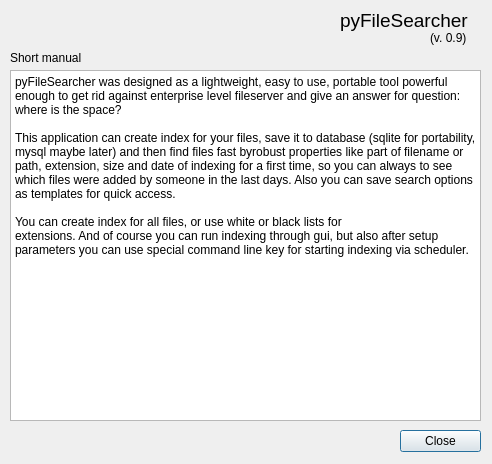
First picture: the form in ui_files/manual.ui, repository qiwichupa/pyFileSearcher, before the edit.
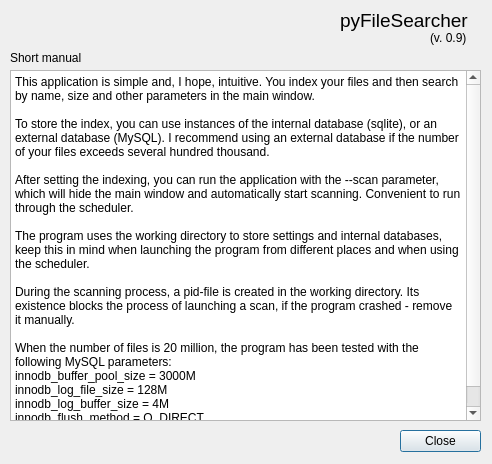
Second picture: the form after the edit.

```diff
--- a/ui_files/manual.ui
+++ b/ui_files/manual.ui
@@ -71,12 +71,22 @@
 &lt;html&gt;&lt;head&gt;&lt;meta name=&quot;qrichtext&quot; content=&quot;1&quot; /&gt;&lt;style type=&quot;text/css&quot;&gt;
 p, li { white-space: pre-wrap; }
 &lt;/style&gt;&lt;/head&gt;&lt;body style=&quot; font-family:'Sans Serif'; font-size:9pt; font-weight:400; font-style:normal;&quot;&gt;
-&lt;p style=&quot; margin-top:0px; margin-bottom:0px; margin-left:0px; margin-right:0px; -qt-block-indent:0; text-indent:0px;&quot;&gt;pyFileSearcher was designed as a lightweight, easy to use, portable tool powerful enough to get rid against enterprise level fileserver and give an answer for question: where is the space?&lt;/p&gt;
+&lt;p style=&quot; margin-top:0px; margin-bottom:0px; margin-left:0px; margin-right:0px; -qt-block-indent:0; text-indent:0px;&quot;&gt;This application is simple and, I hope, intuitive. You index your files and then search by name, size and other parameters in the main window.&lt;/p&gt;
 &lt;p style=&quot;-qt-paragraph-type:empty; margin-top:0px; margin-bottom:0px; margin-left:0px; margin-right:0px; -qt-block-indent:0; text-indent:0px;&quot;&gt;&lt;br /&gt;&lt;/p&gt;
-&lt;p style=&quot; margin-top:0px; margin-bottom:0px; margin-left:0px; margin-right:0px; -qt-block-indent:0; text-indent:0px;&quot;&gt;This application can create index for your files, save it to database (sqlite for portability,  mysql maybe later) and then find files fast byrobust properties like part of filename or path, extension, size and date of indexing for a first time, so you can always to see which files were added by someone in the last days. Also you can save search options as templates for quick access.&lt;/p&gt;
+&lt;p style=&quot; margin-top:0px; margin-bottom:0px; margin-left:0px; margin-right:0px; -qt-block-indent:0; text-indent:0px;&quot;&gt;To store the index, you can use instances of the internal database (sqlite), or an external database (MySQL). I recommend using an external database if the number of your files exceeds several hundred thousand.&lt;/p&gt;
 &lt;p style=&quot;-qt-paragraph-type:empty; margin-top:0px; margin-bottom:0px; margin-left:0px; margin-right:0px; -qt-block-indent:0; text-indent:0px;&quot;&gt;&lt;br /&gt;&lt;/p&gt;
-&lt;p style=&quot; margin-top:0px; margin-bottom:0px; margin-left:0px; margin-right:0px; -qt-block-indent:0; text-indent:0px;&quot;&gt;You can create index for all files, or use white or black lists for&lt;/p&gt;
-&lt;p style=&quot; margin-top:0px; margin-bottom:0px; margin-left:0px; margin-right:0px; -qt-block-indent:0; text-indent:0px;&quot;&gt;extensions. And of course you can run indexing through gui, but also after setup parameters you can use special command line key for starting indexing via scheduler.&lt;/p&gt;&lt;/body&gt;&lt;/html&gt;</string>
+&lt;p style=&quot; margin-top:0px; margin-bottom:0px; margin-left:0px; margin-right:0px; -qt-block-indent:0; text-indent:0px;&quot;&gt;After setting the indexing, you can run the application with the --scan parameter, which will hide the main window and automatically start scanning. Convenient to run through the scheduler.&lt;/p&gt;
+&lt;p style=&quot;-qt-paragraph-type:empty; margin-top:0px; margin-bottom:0px; margin-left:0px; margin-right:0px; -qt-block-indent:0; text-indent:0px;&quot;&gt;&lt;br /&gt;&lt;/p&gt;
+&lt;p style=&quot; margin-top:0px; margin-bottom:0px; margin-left:0px; margin-right:0px; -qt-block-indent:0; text-indent:0px;&quot;&gt;The program uses the working directory to store settings and internal databases, keep this in mind when launching the program from different places and when using the scheduler.&lt;/p&gt;
+&lt;p style=&quot;-qt-paragraph-type:empty; margin-top:0px; margin-bottom:0px; margin-left:0px; margin-right:0px; -qt-block-indent:0; text-indent:0px;&quot;&gt;&lt;br /&gt;&lt;/p&gt;
+&lt;p style=&quot; margin-top:0px; margin-bottom:0px; margin-left:0px; margin-right:0px; -qt-block-indent:0; text-indent:0px;&quot;&gt;During the scanning process, a pid-file is created in the working directory. Its existence blocks the process of launching a scan, if the program crashed - remove it manually.&lt;/p&gt;
+&lt;p style=&quot;-qt-paragraph-type:empty; margin-top:0px; margin-bottom:0px; margin-left:0px; margin-right:0px; -qt-block-indent:0; text-indent:0px;&quot;&gt;&lt;br /&gt;&lt;/p&gt;
+&lt;p style=&quot; margin-top:0px; margin-bottom:0px; margin-left:0px; margin-right:0px; -qt-block-indent:0; text-indent:0px;&quot;&gt;When the number of files is 20 million, the program has been tested with the following MySQL parameters:&lt;/p&gt;
+&lt;p style=&quot; margin-top:0px; margin-bottom:0px; margin-left:0px; margin-right:0px; -qt-block-indent:0; text-indent:0px;&quot;&gt;innodb_buffer_pool_size = 3000M&lt;/p&gt;
+&lt;p style=&quot; margin-top:0px; margin-bottom:0px; margin-left:0px; margin-right:0px; -qt-block-indent:0; text-indent:0px;&quot;&gt;innodb_log_file_size = 128M&lt;/p&gt;
+&lt;p style=&quot; margin-top:0px; margin-bottom:0px; margin-left:0px; margin-right:0px; -qt-block-indent:0; text-indent:0px;&quot;&gt;innodb_log_buffer_size = 4M&lt;/p&gt;
+&lt;p style=&quot; margin-top:0px; margin-bottom:0px; margin-left:0px; margin-right:0px; -qt-block-indent:0; text-indent:0px;&quot;&gt;innodb_flush_method = O_DIRECT&lt;/p&gt;
+&lt;p style=&quot; margin-top:0px; margin-bottom:0px; margin-left:0px; margin-right:0px; -qt-block-indent:0; text-indent:0px;&quot;&gt;This scan takes about 5 hours.&lt;/p&gt;&lt;/body&gt;&lt;/html&gt;</string>
    </property>
   </widget>
   <widget class="QLabel" name="label_6">
```
